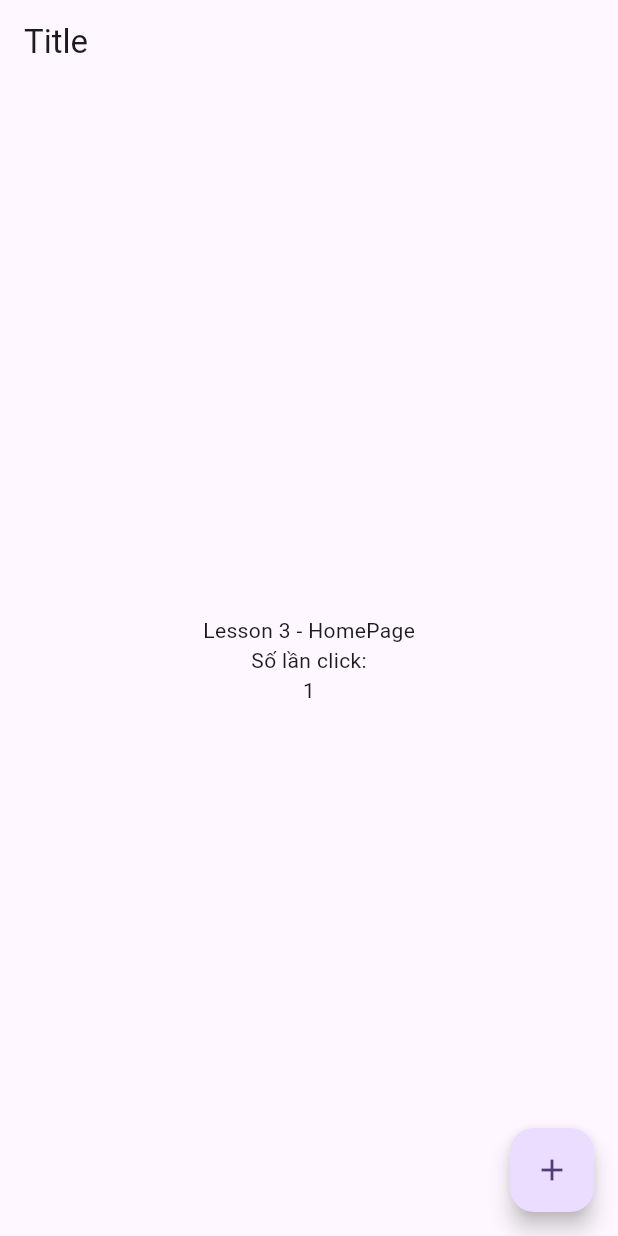
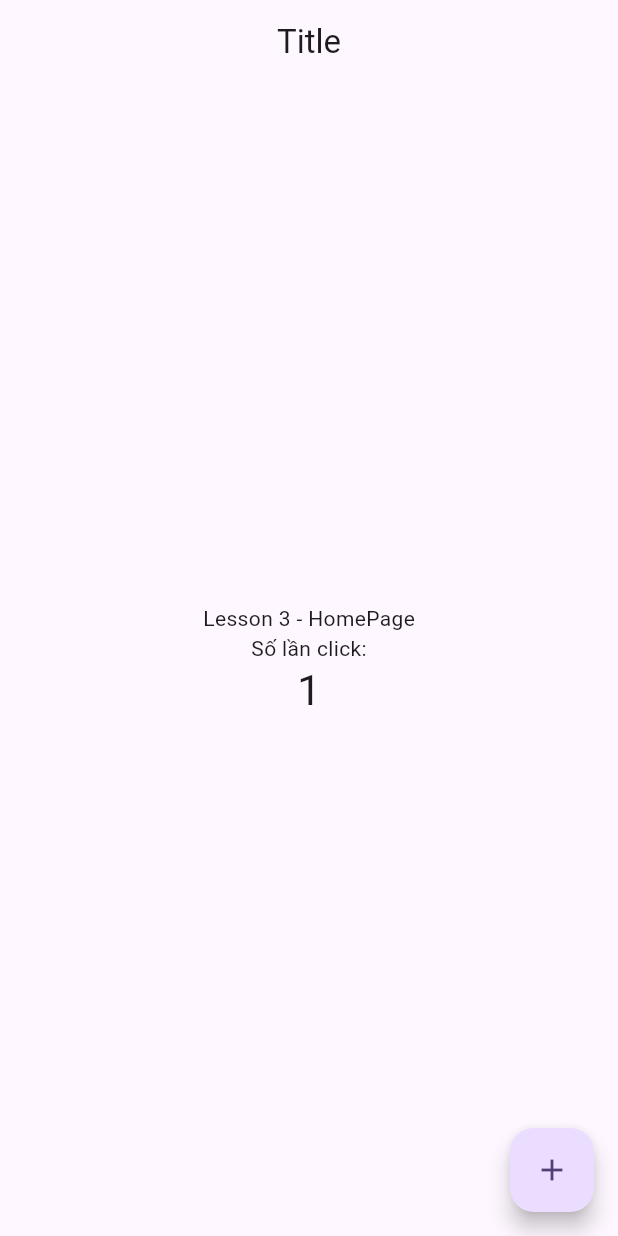
Before and after one commit to minhhtrungg/lesson, a Flutter app: the Lesson3HomePage screen opened directly, on a phone screen of 412 x 824 dp. Run offline on Flutter 3.47's test engine with Material 3 defaults, Android fonts, the phone set to English and light mode, and no system bars.

Commit message:
update SafeArea

```diff
--- a/flutter/my_project/lib/test.dart
+++ b/flutter/my_project/lib/test.dart
@@ -54,15 +54,19 @@ class HomePageState extends State<Lesson3HomePage> {
     return Scaffold(
       appBar: AppBar(
         title: const Text('Title'),
+        centerTitle: true,
       ),
-      body: Center(
-        child: Column(
-          mainAxisAlignment: MainAxisAlignment.center,
-          children: [
-            const Text('Lesson 3 - HomePage'),
-            const Text('Số lần click:'),
-            Text('$counter'),
-          ],
+      body: SafeArea(
+        child: Center(
+          child: Column(
+            mainAxisAlignment: MainAxisAlignment.center,
+            crossAxisAlignment: CrossAxisAlignment.center,
+            children: [
+               Text('Lesson 3 - HomePage'),
+               Text('Số lần click:'),
+              Text( '$counter', style: Theme.of(context).textTheme.headlineMedium, ),
+            ],
+          ),
         ),
       ),
       floatingActionButton: FloatingActionButton(
@@ -76,3 +80,4 @@ class HomePageState extends State<Lesson3HomePage> {
     );
   }
 }
+// 1 12 15
```
